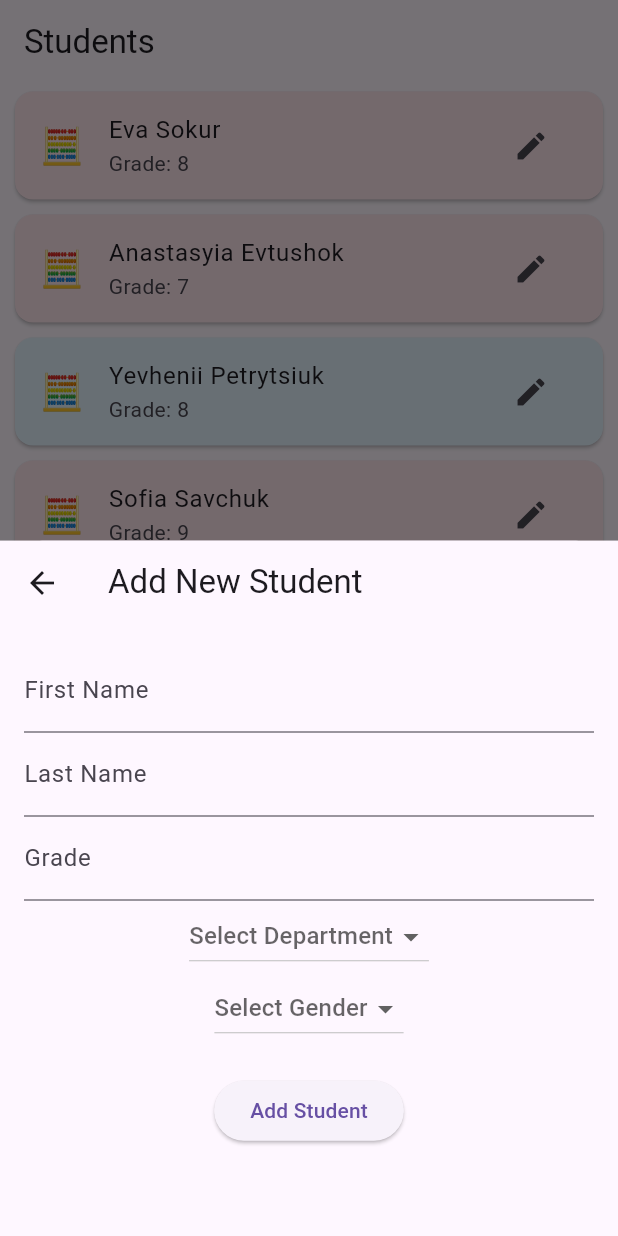
After one commit to Anna9639/list-of-students, a Flutter app: the screen it shows after launch, after a tap on the "add" icon, on a phone screen of 412 x 824 dp. The commit adds this screen. Run offline on Flutter 3.47's test engine with Material 3 defaults, Android fonts, the phone set to English and light mode, and no system bars.

Commit message:
Added buttons for adding, deleting and editing students.

```diff
--- /dev/null
+++ b/lib/utils/student_removal.dart
@@ -0,0 +1,33 @@
+import 'package:flutter/material.dart';
+import '../models/student.dart';
+
+class StudentRemoval {
+  static void removeStudentWithUndo(
+    BuildContext context,
+    List<Student> students,
+    Student student,
+    Function updateState
+  ) {
+    // Зберігаємо видаленого студента
+    Student? lastRemovedStudent = student;
+
+    // Видаляємо студента зі списку
+    students.remove(student);
+    updateState();
+
+    // Показуємо SnackBar з кнопкою Undo
+    ScaffoldMessenger.of(context).showSnackBar(
+      SnackBar(
+        content: Text('${student.firstName} ${student.lastName} deleted'),
+        action: SnackBarAction(
+          label: 'Undo',
+          onPressed: () {
+            // Якщо користувач натискає "Undo", відновлюємо студента
+            students.add(lastRemovedStudent);
+            updateState();
+          },
+        ),
+      ),
+    );
+  }
+}
--- /dev/null
+++ b/lib/widgets/NewStudent.dart
@@ -0,0 +1,117 @@
+import 'package:flutter/material.dart';
+import '../models/student.dart';
+
+class NewStudent extends StatefulWidget {
+  final Student? student; // Можливо редагування існуючого студента
+
+  NewStudent({Key? key, this.student}) : super(key: key);
+
+  @override
+  _NewStudentState createState() => _NewStudentState();
+}
+
+class _NewStudentState extends State<NewStudent> {
+  final TextEditingController _firstNameController = TextEditingController();
+  final TextEditingController _lastNameController = TextEditingController();
+  final TextEditingController _gradeController = TextEditingController();
+
+  Department? _selectedDepartment;
+  Gender? _selectedGender;
+
+  @override
+  void initState() {
+    super.initState();
+    // Якщо є студент для редагування, заповнюємо поля
+    if (widget.student != null) {
+      _firstNameController.text = widget.student!.firstName;
+      _lastNameController.text = widget.student!.lastName;
+      _gradeController.text = widget.student!.grade.toString();
+      _selectedDepartment = widget.student!.department;
+      _selectedGender = widget.student!.gender;
+    }
+  }
+
+  void _saveStudent() {
+    // Тут можна обробити збереження студенту, або редагування
+    final newStudent = Student(
+      firstName: _firstNameController.text,
+      lastName: _lastNameController.text,
+      department: _selectedDepartment!,
+      grade: int.parse(_gradeController.text),
+      gender: _selectedGender!,
+    );
+    // Логіка для збереження студенту або редагування
+    // Наприклад, додавання до списку або збереження в базі даних
+    Navigator.pop(context, newStudent);
+  }
+
+  @override
+  Widget build(BuildContext context) {
+    return Scaffold(
+      appBar: AppBar(
+        title: Text(widget.student == null ? 'Add New Student' : 'Edit Student'),
+      ),
+      body: Padding(
+        padding: const EdgeInsets.all(16.0),
+        child: Column(
+          children: <Widget>[
+            TextField(
+              controller: _firstNameController,
+              decoration: InputDecoration(labelText: 'First Name'),
+            ),
+            TextField(
+              controller: _lastNameController,
+              decoration: InputDecoration(labelText: 'Last Name'),
+            ),
+            TextField(
+              controller: _gradeController,
+              decoration: InputDecoration(labelText: 'Grade'),
+              keyboardType: TextInputType.number,
+            ),
+  DropdownButton<Department>(
+              value: _selectedDepartment,
+              hint: Text('Select Department'),
+              onChanged: (Department? newValue) {
+                setState(() {
+                  _selectedDepartment = newValue;
+                });
+              },
+              items: Department.values.map<DropdownMenuItem<Department>>((Department value) {
+                return DropdownMenuItem<Department>(
+                  value: value,
+                  child: Row(
+                    children: [
+                      Text(departmentIcons[value]!, style: TextStyle(fontSize: 24)),
+                      SizedBox(width: 10),
+                      Text(value.toString().split('.').last.toUpperCase()), // Підпис департаменту
+                    ],
+                  ),
+                );
+              }).toList(),
+            ),
+            DropdownButton<Gender>(
+              value: _selectedGender,
+              hint: Text('Select Gender'),
+              onChanged: (Gender? newValue) {
+                setState(() {
+                  _selectedGender = newValue;
+                });
+              },
+              items: Gender.values.map<DropdownMenuItem<Gender>>((Gender value) {
+                return DropdownMenuItem<Gender>(
+                  value: value,
+                  child: Text(value == Gender.male ? 'Male' : 'Female'),
+                );
+              }).toList(),
+            ),
+            SizedBox(height: 20),
+            ElevatedButton(
+              onPressed: _saveStudent,
+              child: Text(widget.student == null ? 'Add Student' : 'Save Changes'),
+            ),
+          ],
+        ),
+      ),
+    );
+  }
+}
--- a/lib/widgets/student_item.dart
+++ b/lib/widgets/student_item.dart
@@ -1,10 +1,26 @@
 import 'package:flutter/material.dart';
 import '../models/student.dart';
+import 'NewStudent.dart';
 
 class StudentItem extends StatelessWidget {
   final Student student;
 
   const StudentItem({Key? key, required this.student}) : super(key: key);
+
+  // Функція для відкриття екрану редагування студента
+  void _editStudent(BuildContext context) {
+    showModalBottomSheet(
+      context: context,
+      builder: (ctx) => NewStudent(student: student), // Передаємо студента для редагування
+    ).then((updatedStudent) {
+      if (updatedStudent != null) {
+        // Якщо студент змінений, відправляємо дані на оновлення
+        ScaffoldMessenger.of(context).showSnackBar(
+          SnackBar(content: Text('Student updated successfully')),
+        );
+      }
+    });
+  }
 
   @override
   Widget build(BuildContext context) {
@@ -18,6 +34,10 @@ class StudentItem extends StatelessWidget {
           departmentIcons[student.department]!,
           style: TextStyle(fontSize: 24),
         ),
+        trailing: IconButton(
+          icon: Icon(Icons.edit), // Іконка ручки
+          onPressed: () => _editStudent(context), // Відкриваємо модальне вікно редагування
+        ),
       ),
     );
   }
--- a/lib/widgets/students.dart
+++ b/lib/widgets/students.dart
@@ -1,9 +1,16 @@
 import 'package:flutter/material.dart';
 import '../models/student.dart';
 import 'student_item.dart';
+import 'NewStudent.dart';
+import '../utils/student_removal.dart';
 
-class StudentsWidget extends StatelessWidget {
-  final List<Student> students = [
+class StudentsWidget extends StatefulWidget {
+  @override
+  _StudentsWidgetState createState() => _StudentsWidgetState();
+}
+
+class _StudentsWidgetState extends State<StudentsWidget> {
+  List<Student> students = [
     Student(
       firstName: 'Eva',
       lastName: 'Sokur',
@@ -32,7 +39,6 @@ class StudentsWidget extends StatelessWidget {
       grade: 9,
       gender: Gender.female,
     ),
-
     Student(
       firstName: 'Sofia',
       lastName: 'Reznik',
@@ -49,6 +55,27 @@ class StudentsWidget extends StatelessWidget {
     ),
   ];
 
+  // Функція для відкриття модального вікна для додавання або редагування студента
+  void _openNewStudentModal(BuildContext context, {Student? student}) {
+    showModalBottomSheet(
+      context: context,
+      builder: (ctx) => NewStudent(student: student),
+    ).then((newStudent) {
+      if (newStudent != null) {
+        setState(() {
+          if (student != null) {
+            // Оновлення існуючого студента
+            final index = students.indexOf(student);
+            students[index] = newStudent;
+          } else {
+            // Додавання нового студента
+            students.add(newStudent);
+          }
+        });
+      }
+    });
+  }
+
   @override
   Widget build(BuildContext context) {
     return Scaffold(
@@ -58,8 +85,38 @@ class StudentsWidget extends StatelessWidget {
       body: ListView.builder(
         itemCount: students.length,
         itemBuilder: (context, index) {
-          return StudentItem(student: students[index]);
+          final student = students[index];
+          return Dismissible(
+            key: Key(student.firstName + student.lastName),
+            background: Container(
+              color: Colors.transparent, // Встановлюємо прозорий фон
+              child: Align(
+                alignment: Alignment.centerRight,
+                child: Padding(
+                  padding: EdgeInsets.only(right: 20.0),
+                  child: Text(
+                    '🗑️', // Емодзі кошика
+                    style: TextStyle(fontSize: 30, color: Colors.red),
+                  ),
+                ),
+              ),
+            ),
+            onDismissed: (direction) {
+              // Викликаємо функцію для видалення студента з Undo
+              StudentRemoval.removeStudentWithUndo(context, students, student, () {
+                setState(() {});
+              });
+            },
+            child: InkWell(
+              onTap: () => _openNewStudentModal(context, student: student), // Викликаємо редагування при натисканні
+              child: StudentItem(student: student),
+            ),
+          );
         },
+      ),
+      floatingActionButton: FloatingActionButton(
+        onPressed: () => _openNewStudentModal(context),  // Відкриття модального вікна для додавання нового студента
+        child: Icon(Icons.add),
       ),
     );
   }
```
Also changed, not shown: 7 other files.
